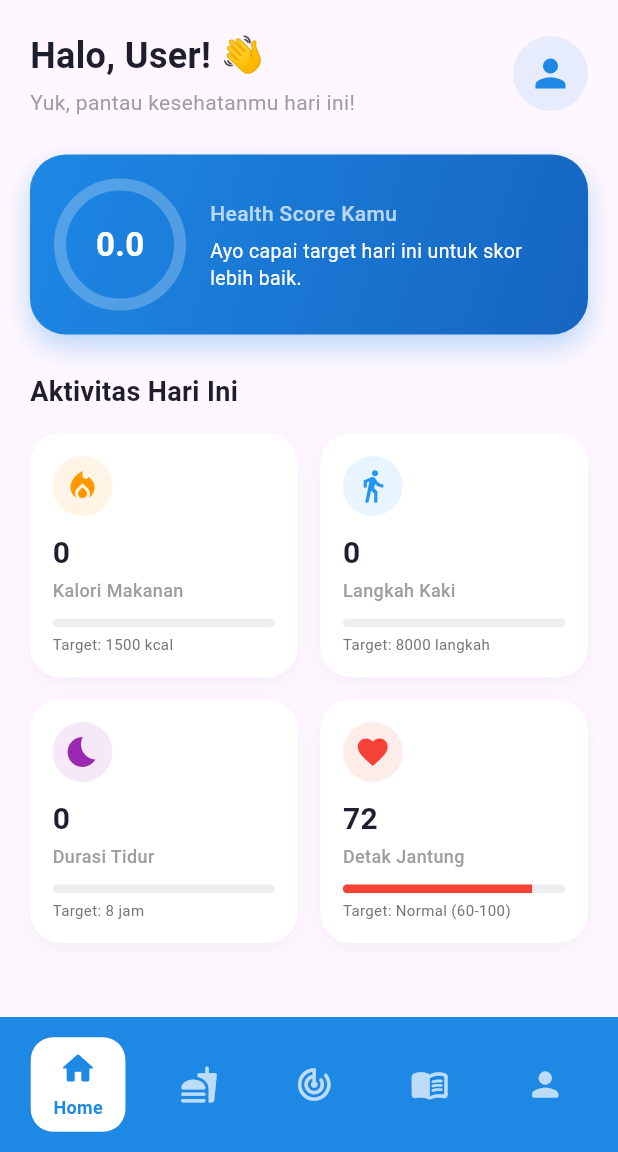
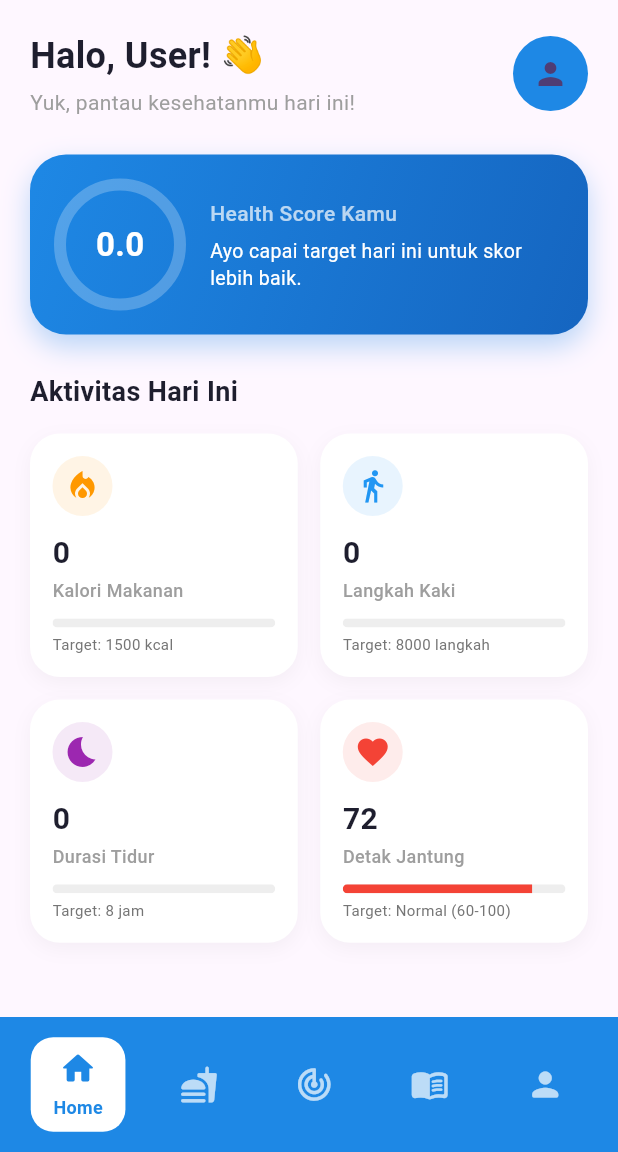
Before and after one commit to jvn-tix/VitaTrack, a Flutter app: the HomePage screen opened directly, on a phone screen of 412 x 824 dp, the part 84-1236 px from its top. Run offline on Flutter 3.47's test engine with Material 3 defaults, Android fonts, the phone set to English and light mode, and no system bars; our stand-ins replace pedometer, shared_preferences; accounts and stored records are empty; network calls fail.

Commit message:
small fixing

```diff
--- a/lib/dashboard/home_page.dart
+++ b/lib/dashboard/home_page.dart
@@ -200,26 +200,39 @@ class _HomePageState extends State<HomePage> {
         children: [
           // ================= HEADER: SALAM & PROFIL DINA MIS =================
           Row(
-            mainAxisAlignment: MainAxisAlignment.spaceBetween,
             children: [
-              Column(
+              Expanded(
+                child: Column(
                   crossAxisAlignment: CrossAxisAlignment.start,
                   children: [
                     Text(
                       'Halo, ${_userProfileData?['name'] ?? _userProfileData?['username'] ?? 'User'}! 👋',
-                    style: const TextStyle(fontSize: 24, fontWeight: FontWeight.bold, color: Color(0xFF1E1E2E)),
+                      maxLines: 1,
+                      overflow: TextOverflow.ellipsis,
+                      style: const TextStyle(
+                        fontSize: 24,
+                        fontWeight: FontWeight.bold,
+                        color: Color(0xFF1E1E2E),
+                      ),
                     ),
                     const SizedBox(height: 4),
                     const Text(
                       'Yuk, pantau kesehatanmu hari ini!',
-                    style: TextStyle(fontSize: 14, color: Colors.grey),
+                      style: TextStyle(
+                        fontSize: 14,
+                        color: Colors.grey,
+                      ),
                     ),
                   ],
                 ),
+              ),
+
+              const SizedBox(width: 12),
+
               CircleAvatar(
                 radius: 25,
-                backgroundColor: const Color(0xFF1E88E5).withOpacity(0.1),
-                child: const Icon(Icons.person, color: Color(0xFF1E88E5), size: 30),
+                backgroundColor: Color(0xFF1E88E5),
+                child: Icon(Icons.person),
               ),
             ],
           ),
--- a/pubspec.yaml
+++ b/pubspec.yaml
@@ -49,7 +49,6 @@ dev_dependencies:
   # package. See that file for information about deactivating specific lint
   # rules and activating additional ones.
   flutter_lints: ^5.0.0
-  pedometer: ^4.2.0
 
 
 
```
Also changed, not shown: lib/dashboard/profile_page.dart (+18 -18 lines). Lines whose indentation alone changed are shown as unchanged.
